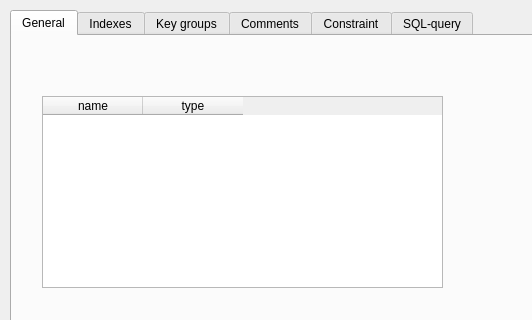
The window that qrgui/editor/databases/tableMenuWidget.ui (qreal/qreal) describes before a commit, drawn with Qt 5; both pictures show x 0 to 532 and y 0 to 320 of the 735 by 446 pixel window.
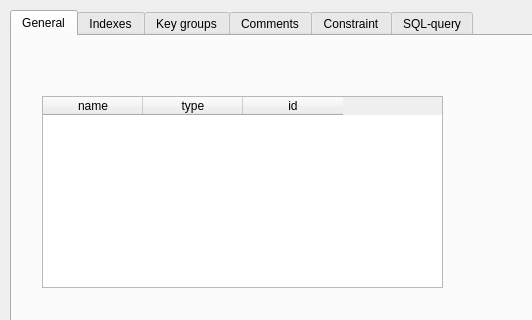
The same window after the commit.

```diff
--- a/qrgui/editor/databases/tableMenuWidget.ui
+++ b/qrgui/editor/databases/tableMenuWidget.ui
@@ -48,6 +48,11 @@
        <string>type</string>
       </property>
      </column>
+     <column>
+      <property name="text">
+       <string>id</string>
+      </property>
+     </column>
     </widget>
    </widget>
    <widget class="QWidget" name="tab_3">
```
